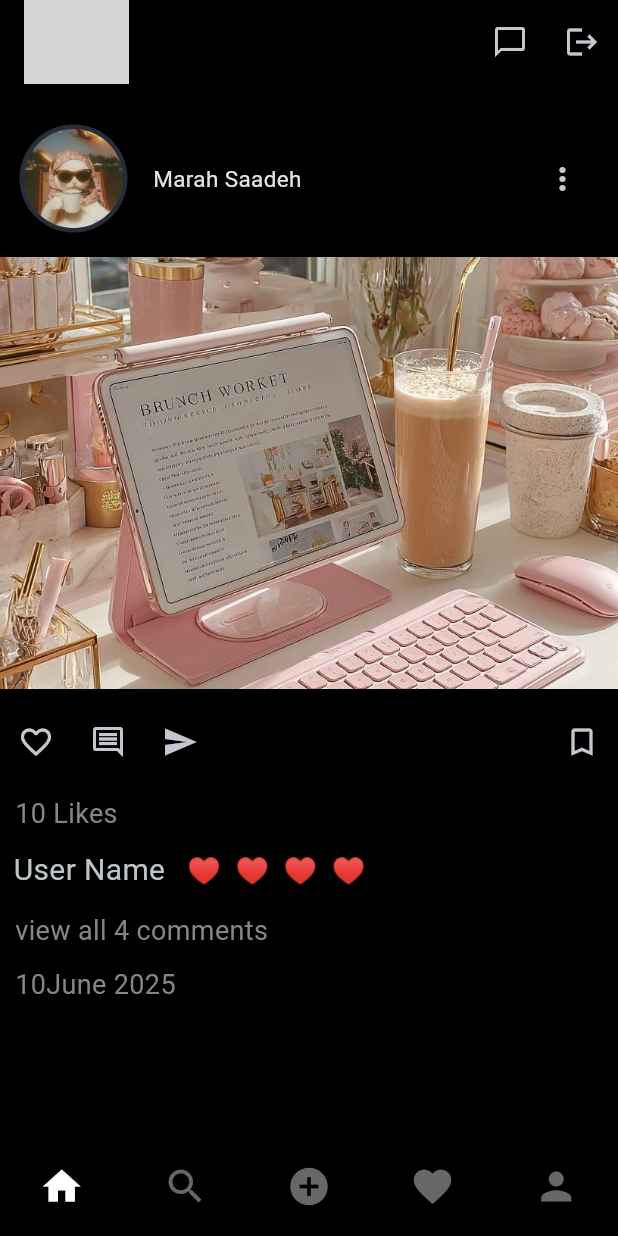
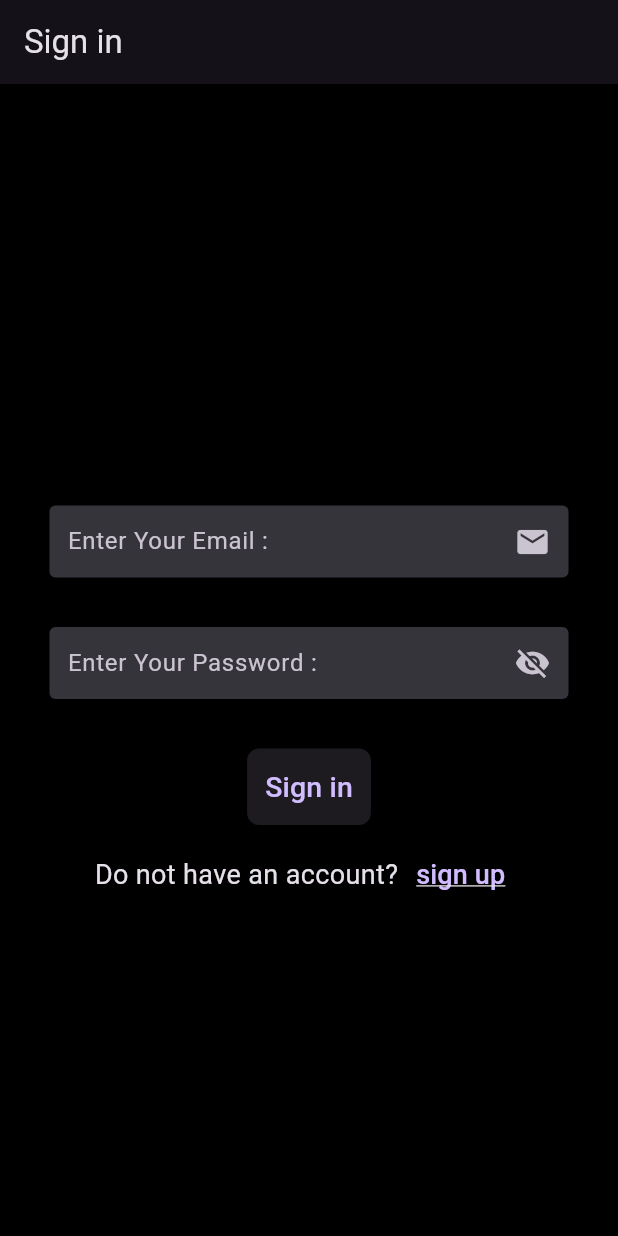
Before and after one commit to marahsaadeh/social_app, a Flutter app: the screen it shows after launch, on a phone screen of 412 x 824 dp. Run offline on Flutter 3.47's test engine with Material 3 defaults, Android fonts, the phone set to English and light mode, and no system bars; our stand-ins replace flutter_svg; project files that could hold a hidden picture were left out; grey boxes are pictures that could not be loaded.

Commit message:
Add Login and Register with frontend validation and responsive design
- Implemented Register screen with username, title, email, and password fields
- Added password rules and validation (length, number, uppercase, lowercase, special characters)
- Added frontend data validation to ensure correct input before sending to backend
- Added image upload for profile
- Implemented Login screen with email and password fields
- Added password visibility toggle
- Added navigation between Login and Register screens
- Ensured responsive layout for Web, Tablet, and Mobile platforms
- Added loading indicators for buttons and real-time input validation

```diff
--- a/lib/main.dart
+++ b/lib/main.dart
@@ -2,6 +2,8 @@ import 'package:flutter/material.dart';
 import 'package:social_app/responsive/mobile.dart';
 import 'package:social_app/responsive/responsive.dart';
 import 'package:social_app/responsive/web.dart';
+import 'package:social_app/screens/register.dart';
+import 'package:social_app/screens/sign_in.dart';
 
 void main() {
   runApp(const MyApp());
@@ -15,10 +17,11 @@ class MyApp extends StatelessWidget {
     return MaterialApp(
       debugShowCheckedModeBanner: false,
       theme: ThemeData.dark(),
-      home: Resposive(
-        myMobileScreen: MobileScerren(),
-        myWebScreen: WebScerren(),
-      ),
+      home: Login(),
+      // home: Resposive(
+      //   myMobileScreen: MobileScerren(),
+      //   myWebScreen: WebScerren(),
+      // ),
     );
   }
 }
--- /dev/null
+++ b/lib/screens/sign_in.dart
@@ -0,0 +1,125 @@
+import 'package:flutter/material.dart';
+import 'package:flutter_svg/flutter_svg.dart';
+import 'package:social_app/screens/register.dart';
+import 'package:social_app/shared/colors.dart';
+import 'package:social_app/shared/contants.dart';
+
+class Login extends StatefulWidget {
+  const Login({Key? key}) : super(key: key);
+
+  @override
+  State<Login> createState() => _LoginState();
+}
+
+class _LoginState extends State<Login> {
+  bool isVisable = false;
+  final emailController = TextEditingController();
+  final passwordController = TextEditingController();
+  bool isLoading = false;
+
+  @override
+  void dispose() {
+    emailController.dispose();
+    passwordController.dispose();
+    super.dispose();
+  }
+
+  @override
+  Widget build(BuildContext context) {
+    final double widthScreen = MediaQuery.of(context).size.width;
+
+    return Scaffold(
+      backgroundColor: mobileBackgroundColor,
+      appBar: AppBar(title: Text("Sign in")),
+
+      body: Center(
+        child: Padding(
+          padding: widthScreen > 600
+              ? EdgeInsets.symmetric(horizontal: widthScreen * .3)
+              : const EdgeInsets.all(33.0),
+          child: SingleChildScrollView(
+            child: Column(
+              mainAxisAlignment: MainAxisAlignment.center,
+              children: [
+                const SizedBox(height: 64),
+                TextField(
+                  controller: emailController,
+                  keyboardType: TextInputType.emailAddress,
+                  obscureText: false,
+                  decoration: decorationTextfield.copyWith(
+                    hintText: "Enter Your Email : ",
+                    suffixIcon: Icon(Icons.email),
+                  ),
+                ),
+                const SizedBox(height: 33),
+                TextField(
+                  controller: passwordController,
+                  keyboardType: TextInputType.text,
+                  obscureText: isVisable ? false : true,
+                  decoration: decorationTextfield.copyWith(
+                    hintText: "Enter Your Password : ",
+                    suffixIcon: IconButton(
+                      onPressed: () {
+                        setState(() {
+                          isVisable = !isVisable;
+                        });
+                      },
+                      icon: isVisable
+                          ? Icon(Icons.visibility)
+                          : Icon(Icons.visibility_off),
+                    ),
+                  ),
+                ),
+                const SizedBox(height: 33),
+                ElevatedButton(
+                  onPressed: () async {
+                    // await signIn();
+                    // if (!mounted) return;
+                    // showSnackBar(context, "Done ... ");
+                  },
+                  style: ButtonStyle(
+                    padding: MaterialStateProperty.all(EdgeInsets.all(12)),
+                    shape: MaterialStateProperty.all(
+                      RoundedRectangleBorder(
+                        borderRadius: BorderRadius.circular(8),
+                      ),
+                    ),
+                  ),
+                  child: isLoading
+                      ? CircularProgressIndicator(color: Colors.white)
+                      : Text("Sign in", style: TextStyle(fontSize: 19)),
+                ),
+                const SizedBox(height: 9),
+
+                Row(
+                  mainAxisAlignment: MainAxisAlignment.center,
+                  children: [
+                    Text(
+                      "Do not have an account?",
+                      style: TextStyle(fontSize: 18),
+                    ),
+                    TextButton(
+                      onPressed: () {
+                        Navigator.pushReplacement(
+                          context,
+                          MaterialPageRoute(builder: (context) => Register()),
+                        );
+                      },
+                      child: Text(
+                        'sign up',
+                        style: TextStyle(
+                          fontSize: 18,
+                          decoration: TextDecoration.underline,
+                        ),
+                      ),
+                    ),
+                  ],
+                ),
+              ],
+            ),
+          ),
+        ),
+      ),
+    );
+  }
+}
--- /dev/null
+++ b/lib/shared/contants.dart
@@ -0,0 +1,8 @@
+import 'package:flutter/material.dart';
+
+const decorationTextfield = InputDecoration(
+  enabledBorder: OutlineInputBorder(borderSide: BorderSide.none),
+  focusedBorder: OutlineInputBorder(borderSide: BorderSide(color: Colors.grey)),
+  filled: true,
+  contentPadding: EdgeInsets.all(8),
+);
```
Also changed, not shown: lib/screens/register.dart (added, +269 -0 lines), assets/img/avatar.png (added).
